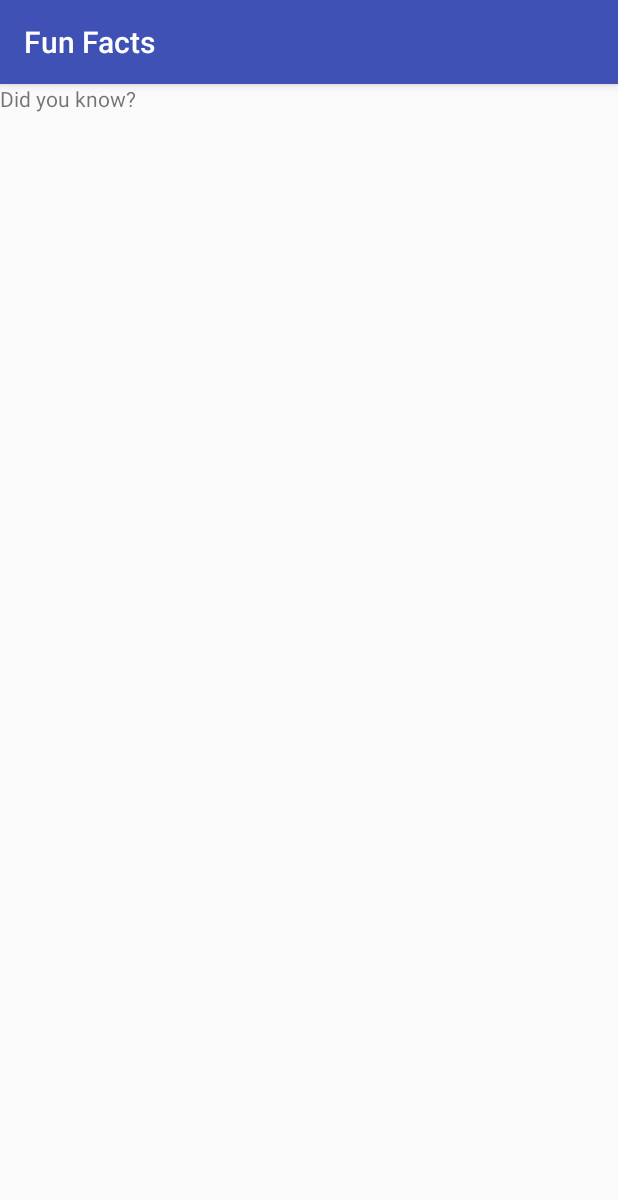
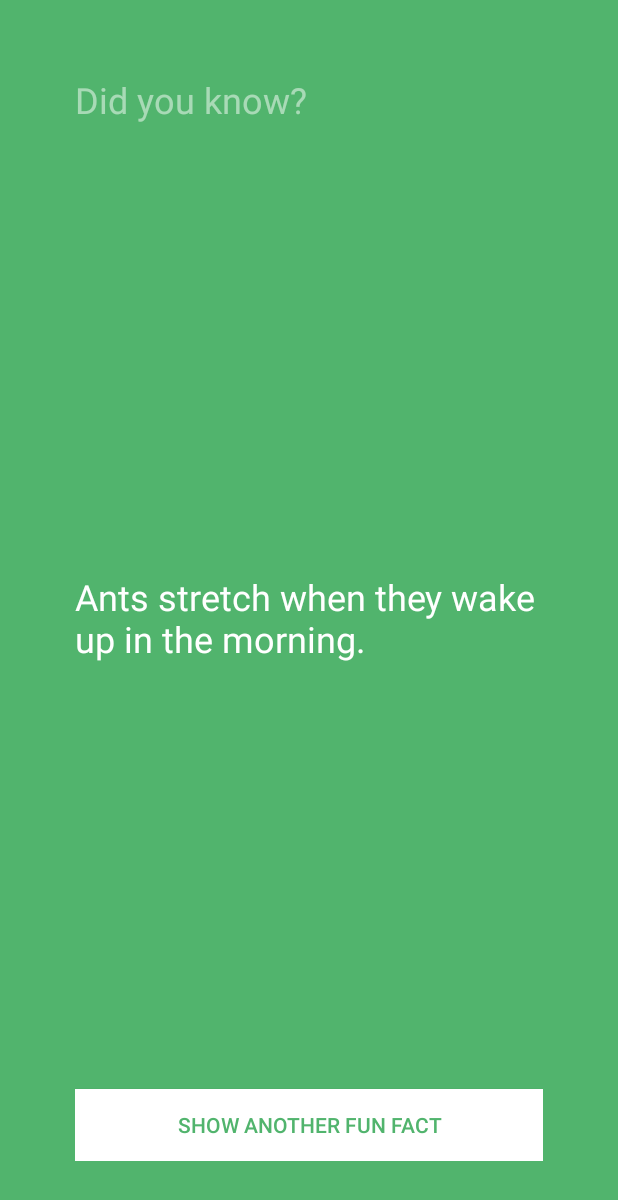
Before and after one commit to theofficialnar/fun-facts, an Android app: the screen it shows after launch (FunFactsActivity), on a phone screen of 412 x 824 dp. Shown: the top 1200 px of the screen. Run offline under Robolectric (Android 15) with nearby library versions, the phone set to English and light mode, and no system bars.

Commit message:
updated the app to display facts dynamically

```diff
--- a/app/src/main/AndroidManifest.xml
+++ b/app/src/main/AndroidManifest.xml
@@ -6,7 +6,6 @@
         android:allowBackup="true"
         android:icon="@mipmap/ic_launcher"
         android:label="@string/app_name"
-        android:roundIcon="@mipmap/ic_launcher_round"
         android:supportsRtl="true"
         android:theme="@style/AppTheme">
         <activity android:name=".FunFactsActivity">
--- /dev/null
+++ b/app/src/main/java/com/narcuenca/funfacts/ColorWheel.java
@@ -0,0 +1,32 @@
+package com.narcuenca.funfacts;
+
+import android.graphics.Color;
+
+import java.util.Random;
+
+public class ColorWheel {
+    // Fields or Member Variables - Properties about the object
+    private final String[] colors = {
+            "#39add1", // light blue
+            "#3079ab", // dark blue
+            "#c25975", // mauve
+            "#e15258", // red
+            "#f9845b", // orange
+            "#838cc7", // lavender
+            "#7d669e", // purple
+            "#53bbb4", // aqua
+            "#51b46d", // green
+            "#e0ab18", // mustard
+            "#637a91", // dark gray
+            "#f092b0", // pink
+            "#b7c0c7"  // light gray
+    };
+
+    // Methods - Actions the object can take
+    int getColor() {
+        // Randomly select a fact
+        Random randomGenerator = new Random();
+        int randomNumber = randomGenerator.nextInt(colors.length);
+        return Color.parseColor(colors[randomNumber]);
+    }
+}
--- /dev/null
+++ b/app/src/main/java/com/narcuenca/funfacts/FactBook.java
@@ -0,0 +1,27 @@
+package com.narcuenca.funfacts;
+
+import java.util.Random;
+
+class FactBook {
+    // Fields or Member Variables - Properties about the object
+    private final String[] facts = {
+            "Ants stretch when they wake up in the morning.",
+            "Ostriches can run faster than horses.",
+            "Olympic gold medals are actually made mostly of silver.",
+            "You are born with 300 bones; by the time you are an adult you will have 206.",
+            "It takes about 8 minutes for light from the Sun to reach Earth.",
+            "Some bamboo plants can grow almost a meter in just one day.",
+            "The state of Florida is bigger than England.",
+            "Some penguins can leap 2-3 meters out of the water.",
+            "On average, it takes 66 days to form a new habit.",
+            "Mammoths still walked the earth when the Great Pyramid was being built."
+    };
+
+    // Methods - Actions the object can take
+    String getFact() {
+        // Randomly select a fact
+        Random randomGenerator = new Random();
+        int randomNumber = randomGenerator.nextInt(facts.length);
+        return facts[randomNumber];
+    }
+}
--- a/app/src/main/java/com/narcuenca/funfacts/FunFactsActivity.java
+++ b/app/src/main/java/com/narcuenca/funfacts/FunFactsActivity.java
@@ -1,13 +1,43 @@
 package com.narcuenca.funfacts;
 
+import android.graphics.Color;
 import android.support.v7.app.AppCompatActivity;
 import android.os.Bundle;
+import android.view.View;
+import android.widget.Button;
+import android.widget.RelativeLayout;
+import android.widget.TextView;
 
 public class FunFactsActivity extends AppCompatActivity {
+    private FactBook factBook = new FactBook();
+    private ColorWheel colorWheel = new ColorWheel();
+    // Declare our View variables
+    private TextView factTextView;
+    private Button showFactButton;
+    private RelativeLayout mainContainer;
 
     @Override
     protected void onCreate(Bundle savedInstanceState) {
         super.onCreate(savedInstanceState);
         setContentView(R.layout.activity_fun_facts);
+
+        // Assign the Views from the layout file to the corresponding variables
+        factTextView = findViewById(R.id.factTextView);
+        showFactButton = findViewById(R.id.showFactButton);
+        mainContainer = findViewById(R.id.mainContainer);
+
+        View.OnClickListener listener = new View.OnClickListener() {
+            @Override
+            public void onClick(View v) {
+                String fact = factBook.getFact();
+                int color = colorWheel.getColor();
+                // Update screen with the new fact
+                factTextView.setText(fact);
+                mainContainer.setBackgroundColor(color);
+                showFactButton.setTextColor(color);
+            }
+        };
+
+        showFactButton.setOnClickListener(listener);
     }
 }
--- a/app/src/main/res/layout/activity_fun_facts.xml
+++ b/app/src/main/res/layout/activity_fun_facts.xml
@@ -1,15 +1,42 @@
 <?xml version="1.0" encoding="utf-8"?>
-<RelativeLayout
-    xmlns:android="http://schemas.android.com/apk/res/android"
+<RelativeLayout xmlns:android="http://schemas.android.com/apk/res/android"
+    xmlns:app="http://schemas.android.com/apk/res-auto"
     xmlns:tools="http://schemas.android.com/tools"
-    xmlns:app="http://schemas.android.com/apk/res-auto"
+    android:id="@+id/mainContainer"
     android:layout_width="match_parent"
     android:layout_height="match_parent"
+    android:background="#51b46d"
+    android:padding="50dp"
     tools:context=".FunFactsActivity">
 
     <TextView
         android:layout_width="wrap_content"
         android:layout_height="wrap_content"
-        android:text="Did you know?" />
+        android:text="Did you know?"
+        android:textColor="#80FFFFFF"
+        android:textSize="24sp" />
+
+    <TextView
+        android:id="@+id/factTextView"
+        android:layout_width="wrap_content"
+        android:layout_height="wrap_content"
+        android:layout_alignParentStart="true"
+        android:layout_alignParentLeft="true"
+        android:layout_centerVertical="true"
+        android:layout_marginStart="0dp"
+        android:layout_marginLeft="0dp"
+        android:text="Ants stretch when they wake up in the morning."
+        android:textColor="@android:color/white"
+        android:textSize="24sp" />
+
+    <Button
+        android:id="@+id/showFactButton"
+        android:layout_width="match_parent"
+        android:layout_height="wrap_content"
+        android:layout_alignParentBottom="true"
+        android:layout_centerHorizontal="true"
+        android:background="#fff"
+        android:text="Show another Fun Fact"
+        android:textColor="#51b46d" />
 
 </RelativeLayout>
--- a/app/src/main/res/mipmap-anydpi-v26/ic_launcher.xml
+++ /dev/null
@@ -1,5 +0,0 @@
-<?xml version="1.0" encoding="utf-8"?>
-<adaptive-icon xmlns:android="http://schemas.android.com/apk/res/android">
-    <background android:drawable="@drawable/ic_launcher_background" />
-    <foreground android:drawable="@drawable/ic_launcher_foreground" />
-</adaptive-icon>
--- a/app/src/main/res/mipmap-anydpi-v26/ic_launcher_round.xml
+++ /dev/null
@@ -1,5 +0,0 @@
-<?xml version="1.0" encoding="utf-8"?>
-<adaptive-icon xmlns:android="http://schemas.android.com/apk/res/android">
-    <background android:drawable="@drawable/ic_launcher_background" />
-    <foreground android:drawable="@drawable/ic_launcher_foreground" />
-</adaptive-icon>
--- a/app/src/main/res/values/styles.xml
+++ b/app/src/main/res/values/styles.xml
@@ -1,7 +1,7 @@
 <resources>
 
     <!-- Base application theme. -->
-    <style name="AppTheme" parent="Base.Theme.AppCompat.Light.DarkActionBar">
+    <style name="AppTheme" parent="Theme.AppCompat.Light.NoActionBar">
         <!-- Customize your theme here. -->
         <item name="colorPrimary">@color/colorPrimary</item>
         <item name="colorPrimaryDark">@color/colorPrimaryDark</item>
--- a/build.gradle
+++ b/build.gradle
@@ -7,8 +7,8 @@ buildscript {
         jcenter()
     }
     dependencies {
-        classpath 'com.android.tools.build:gradle:3.1.4'
-
+        // classpath 'com.android.tools.build:gradle:3.1.4'
+        classpath 'com.android.tools.build:gradle:3.3.2'
 
         // NOTE: Do not place your application dependencies here; they belong
         // in the individual module build.gradle files
```
Also changed, not shown: app/src/main/res/mipmap-hdpi/ic_launcher.png, app/src/main/res/mipmap-hdpi/ic_launcher_round.png (deleted), app/src/main/res/mipmap-mdpi/ic_launcher.png, app/src/main/res/mipmap-mdpi/ic_launcher_round.png (deleted), app/src/main/res/mipmap-xhdpi/ic_launcher.png, app/src/main/res/mipmap-xhdpi/ic_launcher_round.png (deleted), app/src/main/res/mipmap-xxhdpi/ic_launcher.png, app/src/main/res/mipmap-xxhdpi/ic_launcher_round.png (deleted), app/src/main/res/mipmap-xxxhdpi/ic_launcher.png, app/src/main/res/mipmap-xxxhdpi/ic_launcher_round.png (deleted), gradle/wrapper/gradle-wrapper.properties.
